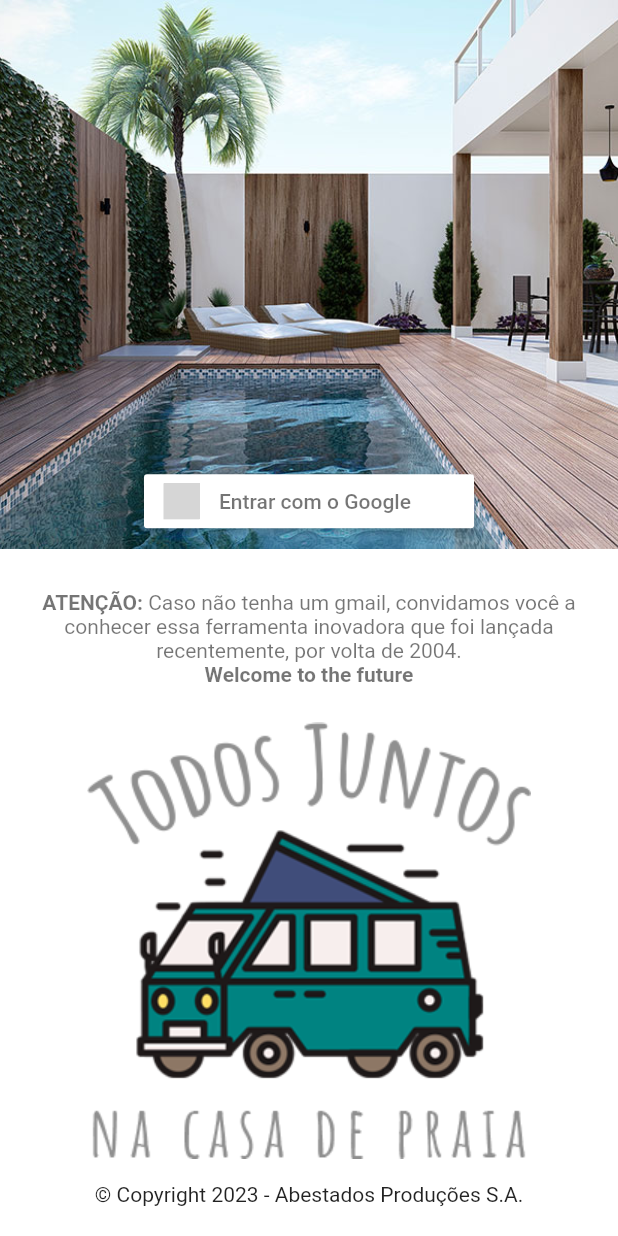
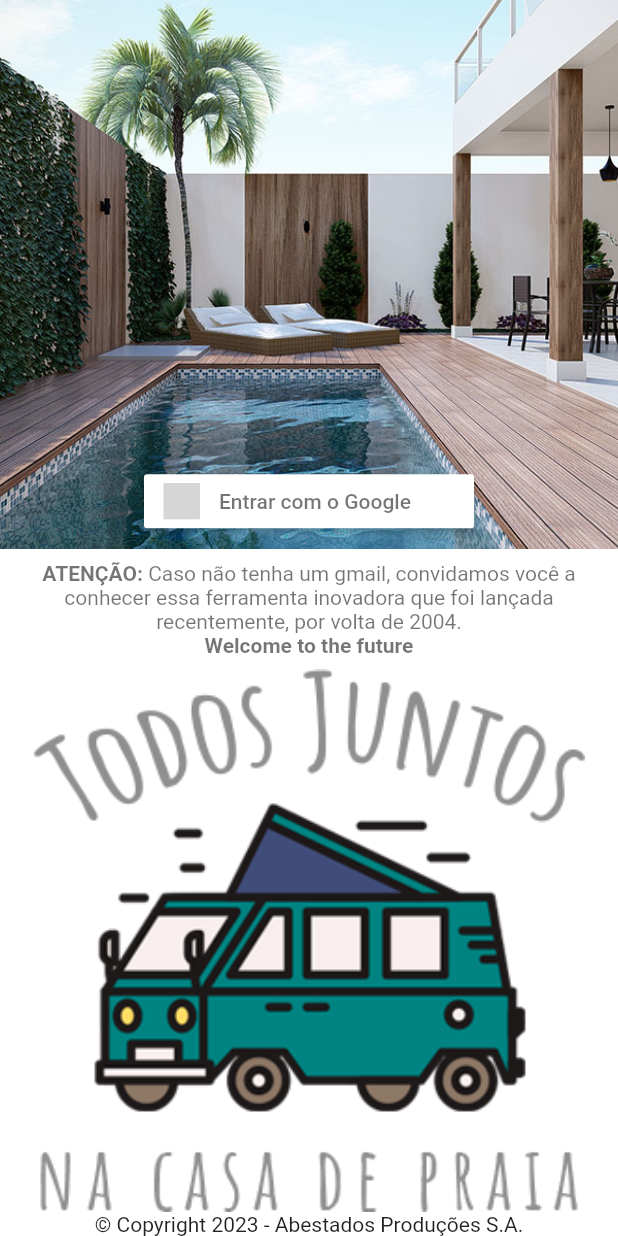
Before and after one commit to thiagopinheirolima/projeto_verao_2023, a Flutter app: the screen it shows after launch, on a phone screen of 412 x 824 dp. Run offline on Flutter 3.47's test engine with Material 2 defaults, Android fonts, the light colour scheme and no system bars; our stand-ins replace cloud_firestore, firebase_auth, firebase_core, flutter_signin_button, go_router, google_sign_in and 1 more; accounts and stored records are empty; grey boxes are pictures that could not be loaded.

Commit message:
adjust login for small devices

```diff
--- a/lib/pages/login.dart
+++ b/lib/pages/login.dart
@@ -44,9 +44,8 @@ class LoginPage extends StatelessWidget {
           ),
           Expanded(
             flex: 5,
-            child: Column(
-              crossAxisAlignment: CrossAxisAlignment.center,
-              mainAxisAlignment: MainAxisAlignment.center,
+            child: Flex(
+              direction: Axis.vertical,
               children: [
                 const Padding(
                   padding: EdgeInsets.all(8.0),
@@ -77,10 +76,10 @@ class LoginPage extends StatelessWidget {
                     ),
                   ),
                 ),
-                Padding(
-                  padding: const EdgeInsets.all(16.0),
+                Expanded(
                   child: Image.asset(
                     'assets/images/logo.png',
+                    fit: BoxFit.contain,
                   ),
                 ),
                 const Text(
```
